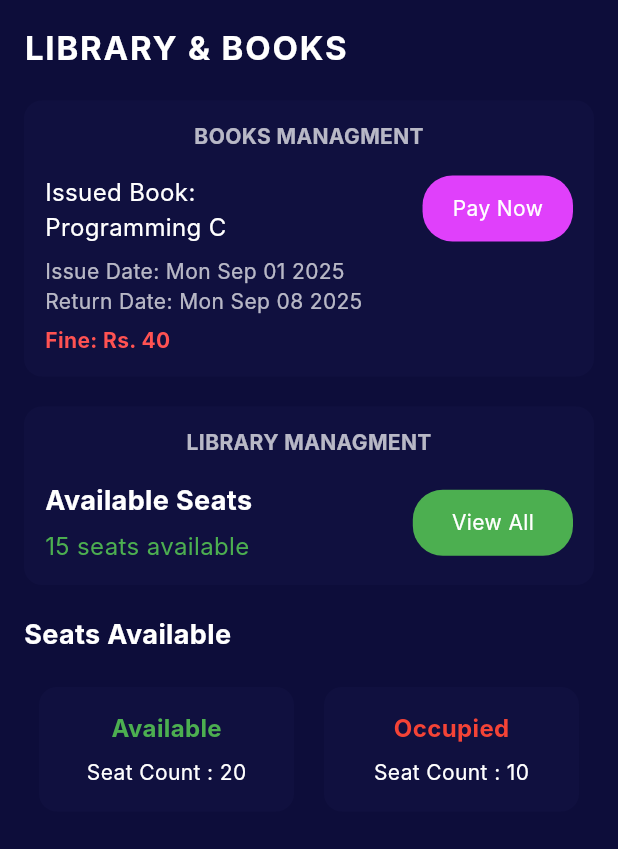
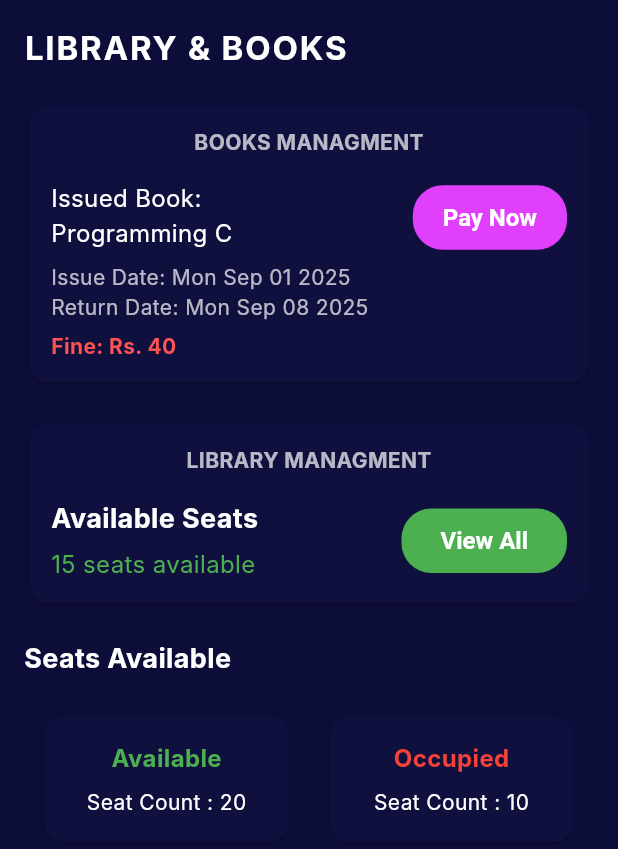
Before and after one commit to Mohmmadmehdi21/CollageApp, a Flutter app: the LibraryPage screen opened directly, on a phone screen of 412 x 824 dp. Shown: the top 849 px of the screen. Run offline on Flutter 3.47's test engine with Material 3 defaults, Android fonts, the phone set to English and light mode, and no system bars; our stand-ins replace firebase_auth, firebase_core, geolocator, google_fonts, lottie; accounts and stored records are empty; Roboto replaces fonts that are missing (Inter).

Commit message:
latest update

```diff
--- a/lib/Screens/library.dart
+++ b/lib/Screens/library.dart
@@ -25,14 +25,14 @@ class LibraryPage extends StatelessWidget {
               ),
               const SizedBox(height: 20),
 
-              // 🔹 Books Management Section
-              Container(
-                width: double.infinity,
-                padding: const EdgeInsets.all(14),
-                decoration: BoxDecoration(
+              // 🔹 Books Management Section (Card instead of Container)
+              Card(
                 color: const Color(0xFF10103F),
+                shape: RoundedRectangleBorder(
                   borderRadius: BorderRadius.circular(12),
                 ),
+                child: Padding(
+                  padding: const EdgeInsets.all(14),
                   child: Column(
                     crossAxisAlignment: CrossAxisAlignment.start,
                     children: [
@@ -47,7 +47,6 @@ class LibraryPage extends StatelessWidget {
                         ),
                       ),
                       const SizedBox(height: 16),
-
                       Row(
                         crossAxisAlignment: CrossAxisAlignment.start,
                         children: [
@@ -81,26 +80,26 @@ class LibraryPage extends StatelessWidget {
                             ),
                           ),
 
-                        // Pay Now Button
-                        GestureDetector(
-                          onTap: () {
+                          // Pay Now Button (styled ElevatedButton)
+                          ElevatedButton(
+                            style: ElevatedButton.styleFrom(
+                              backgroundColor: Colors.purpleAccent,
+                              padding: const EdgeInsets.symmetric(
+                                  horizontal: 20, vertical: 12),
+                              shape: RoundedRectangleBorder(
+                                  borderRadius: BorderRadius.circular(20)),
+                              elevation: 0,
+                            ),
+                            onPressed: () {
                               Navigator.push(
                                 context,
                                 MaterialPageRoute(
                                     builder: (context) => const PaymentPage()),
                               );
                             },
-                          child: Container(
-                            padding: const EdgeInsets.symmetric(
-                                horizontal: 20, vertical: 12),
-                            decoration: BoxDecoration(
-                              color: Colors.purpleAccent,
-                              borderRadius: BorderRadius.circular(20),
-                            ),
                             child: const Text(
                               "Pay Now",
                               style: TextStyle(color: Colors.white),
-                            ),
                             ),
                           ),
                         ],
@@ -108,17 +107,17 @@ class LibraryPage extends StatelessWidget {
                     ],
                   ),
                 ),
+              ),
 
               const SizedBox(height: 20),
 
-              // 🔹 Library Management Section
-              Container(
-                width: double.infinity,
+              // 🔹 Library Management Section (Card)
+              Card(
+                color: const Color(0xFF10103F),
+                shape: RoundedRectangleBorder(
+                    borderRadius: BorderRadius.circular(12)),
+                child: Padding(
                   padding: const EdgeInsets.all(14),
-                decoration: BoxDecoration(
-                  color: const Color(0xFF10103F),
-                  borderRadius: BorderRadius.circular(12),
-                ),
                   child: Column(
                     children: [
                       const Center(
@@ -132,7 +131,6 @@ class LibraryPage extends StatelessWidget {
                         ),
                       ),
                       const SizedBox(height: 16),
-
                       Row(
                         children: [
                           // Available Seats Info
@@ -157,9 +155,17 @@ class LibraryPage extends StatelessWidget {
                             ),
                           ),
 
-                        // View All Button -> Navigate
-                        GestureDetector(
-                          onTap: () {
+                          // View All Button -> styled ElevatedButton
+                          ElevatedButton(
+                            style: ElevatedButton.styleFrom(
+                              backgroundColor: Colors.green,
+                              padding: const EdgeInsets.symmetric(
+                                  horizontal: 26, vertical: 12),
+                              shape: RoundedRectangleBorder(
+                                  borderRadius: BorderRadius.circular(20)),
+                              elevation: 0,
+                            ),
+                            onPressed: () {
                               Navigator.push(
                                 context,
                                 MaterialPageRoute(
@@ -167,17 +173,9 @@ class LibraryPage extends StatelessWidget {
                                     const SeatAvailabilityPage()),
                               );
                             },
-                          child: Container(
-                            padding: const EdgeInsets.symmetric(
-                                horizontal: 26, vertical: 12),
-                            decoration: BoxDecoration(
-                              color: Colors.green,
-                              borderRadius: BorderRadius.circular(20),
-                            ),
                             child: const Text(
                               "View All",
                               style: TextStyle(color: Colors.white),
-                            ),
                             ),
                           ),
                         ],
@@ -185,10 +183,11 @@ class LibraryPage extends StatelessWidget {
                     ],
                   ),
                 ),
+              ),
 
               const SizedBox(height: 20),
 
-              // 🔹 Seats Available Section
+              // 🔹 Seats Available Section (heading)
               const Text(
                 "Seats Available",
                 style: TextStyle(
@@ -199,20 +198,20 @@ class LibraryPage extends StatelessWidget {
               ),
               const SizedBox(height: 12),
 
+              // Two cards side by side; use Expanded + Padding (no fixed width)
               Row(
                 children: [
-                  // Available Seats Box
                   Expanded(
                     child: Padding(
                       padding: const EdgeInsets.all(10),
-                      child: Container(
+                      child: Card(
+                        color: const Color(0xFF10103F),
+                        shape: RoundedRectangleBorder(
+                            borderRadius: BorderRadius.circular(12)),
+                        child: Padding(
                           padding: const EdgeInsets.all(16),
-                        decoration: BoxDecoration(
-                          color: const Color(0xFF10103F),
-                          borderRadius: BorderRadius.circular(12),
-                        ),
-                        child: const Column(
-                          children: [
+                          child: Column(
+                            children: const [
                               Text(
                                 "Available",
                                 style: TextStyle(
@@ -230,19 +229,19 @@ class LibraryPage extends StatelessWidget {
                         ),
                       ),
                     ),
+                  ),
 
-                  // Occupied Seats Box
                   Expanded(
                     child: Padding(
                       padding: const EdgeInsets.all(10),
-                      child: Container(
+                      child: Card(
+                        color: const Color(0xFF10103F),
+                        shape: RoundedRectangleBorder(
+                            borderRadius: BorderRadius.circular(12)),
+                        child: Padding(
                           padding: const EdgeInsets.all(16),
-                        decoration: BoxDecoration(
-                          color: const Color(0xFF10103F),
-                          borderRadius: BorderRadius.circular(12),
-                        ),
-                        child: const Column(
-                          children: [
+                          child: Column(
+                            children: const [
                               Text(
                                 "Occupied",
                                 style: TextStyle(
@@ -256,6 +255,7 @@ class LibraryPage extends StatelessWidget {
                                 style: TextStyle(color: Colors.white),
                               ),
                             ],
+                          ),
                         ),
                       ),
                     ),
@@ -287,7 +287,6 @@ class SeatAvailabilityPage extends StatelessWidget {
         title: const Text("Seat Availability"),
         backgroundColor: const Color(0xFF1A1A2E),
       ),
-      backgroundColor: const Color(0xFF0D0D1A),
       body: Padding(
         padding: const EdgeInsets.all(16),
         child: GridView.builder(
@@ -301,9 +300,9 @@ class SeatAvailabilityPage extends StatelessWidget {
           ),
           itemBuilder: (context, index) {
             bool available = seats[index];
-            return Container(
-              decoration: BoxDecoration(
+            return Card(
               color: available ? Colors.green : Colors.red,
+              shape: RoundedRectangleBorder(
                 borderRadius: BorderRadius.circular(8),
               ),
               child: Center(
@@ -383,7 +382,7 @@ class PaymentPage extends StatelessWidget {
                         mainAxisSize: MainAxisSize.min,
                         children: [
                           Image.asset(
-                            "android/assets/qr.jpg", // ✅ FIXED PATH
+                            "android/assets/qr.jpg", // change if your asset path differs
                             width: 200,
                             height: 200,
                             fit: BoxFit.contain,
@@ -391,8 +390,8 @@ class PaymentPage extends StatelessWidget {
                           const SizedBox(height: 12),
                           const Text(
                             "Scan this QR to complete payment",
-                            style: TextStyle(
-                                color: Colors.white70, fontSize: 14),
+                            style:
+                            TextStyle(color: Colors.white70, fontSize: 14),
                             textAlign: TextAlign.center,
                           ),
                         ],
@@ -431,8 +430,8 @@ class PaymentPage extends StatelessWidget {
               child: ElevatedButton(
                 style: ElevatedButton.styleFrom(
                   backgroundColor: Colors.purpleAccent,
-                  padding: const EdgeInsets.symmetric(
-                      horizontal: 40, vertical: 14),
+                  padding:
+                  const EdgeInsets.symmetric(horizontal: 40, vertical: 14),
                   shape: RoundedRectangleBorder(
                       borderRadius: BorderRadius.circular(12)),
                 ),
--- a/lib/Screens/login.dart
+++ b/lib/Screens/login.dart
@@ -69,7 +69,7 @@ class _Login extends State<Login> {
                     child: Column(
                       children: [
                         Text(
-                          '😊Welcom Back..!',
+                          '😊Welcome Back..!',
                           style: GoogleFonts.robotoSlab(
                             fontSize: 20,
                             fontWeight: FontWeight.bold,
```
Also changed, not shown: lib/Screens/hostel.dart (+79 -17 lines). Lines whose indentation alone changed are shown as unchanged.
